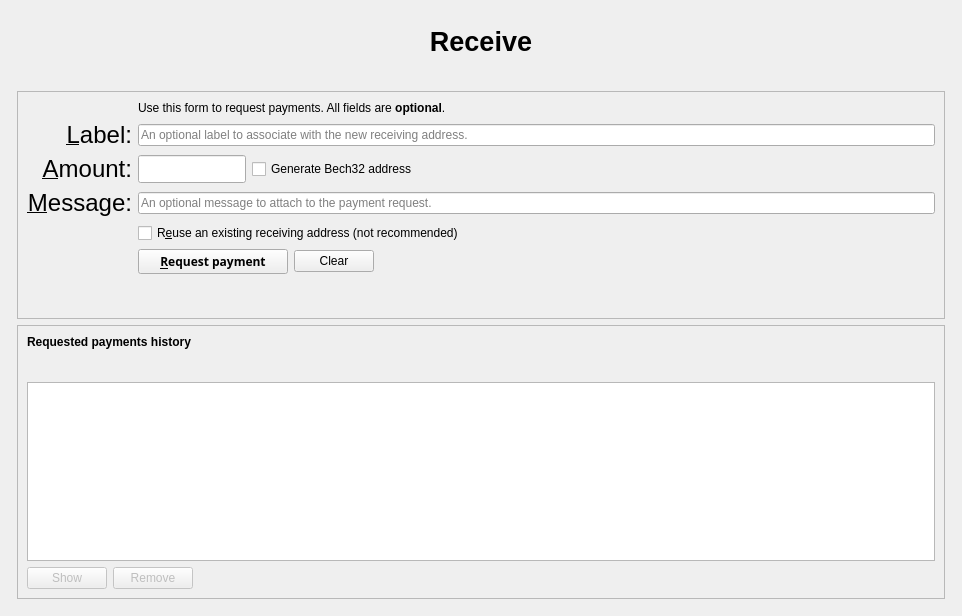
Before: the Qt Designer form src/qt/forms/receivecoinsdialog.ui in wqking-misc/SocialSend, drawn with Qt 5.
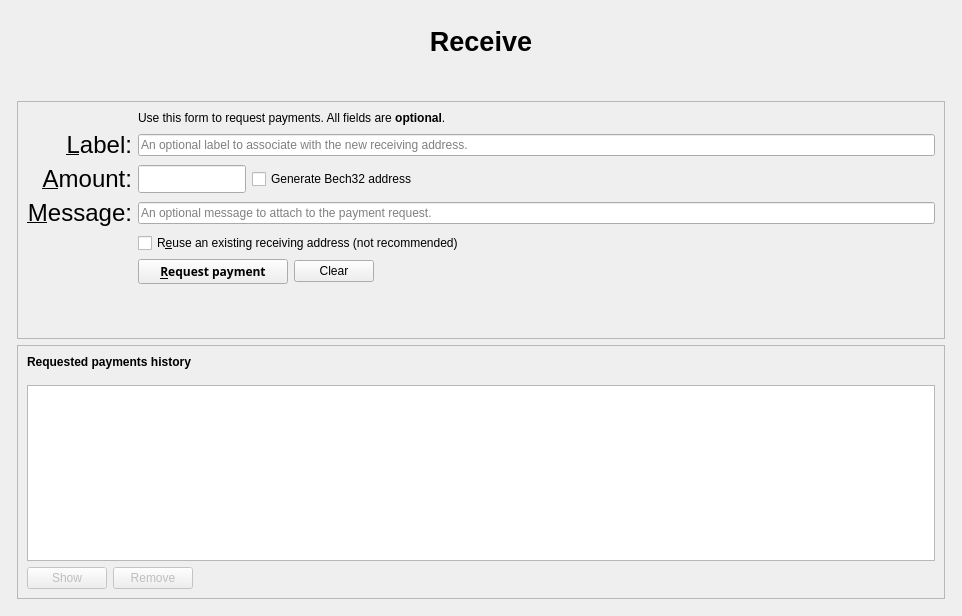
After: the same form once the commit is applied. Icons and pictures are not drawn. Custom widgets are drawn as their Qt base class.

Commit message:
Allow stretching on large window sizes.
Requested Payments History table will now stretch to fill on large window sizes without the awkward space.

What changed in the file:
```diff
--- a/src/qt/forms/receivecoinsdialog.ui
+++ b/src/qt/forms/receivecoinsdialog.ui
@@ -411,16 +411,25 @@
              <property name="orientation">
               <enum>Qt::Vertical</enum>
              </property>
+             <property name="sizeType">
+              <enum>QSizePolicy::Preferred</enum>
+             </property>
              <property name="sizeHint" stdset="0">
               <size>
                <width>20</width>
-               <height>40</height>
+               <height>10</height>
               </size>
              </property>
             </spacer>
            </item>
            <item>
             <widget class="QTableView" name="recentRequestsView">
+             <property name="sizePolicy">
+              <sizepolicy hsizetype="Expanding" vsizetype="Expanding">
+               <horstretch>0</horstretch>
+               <verstretch>1</verstretch>
+              </sizepolicy>
+             </property>
              <property name="palette">
               <palette>
                <active>
```
